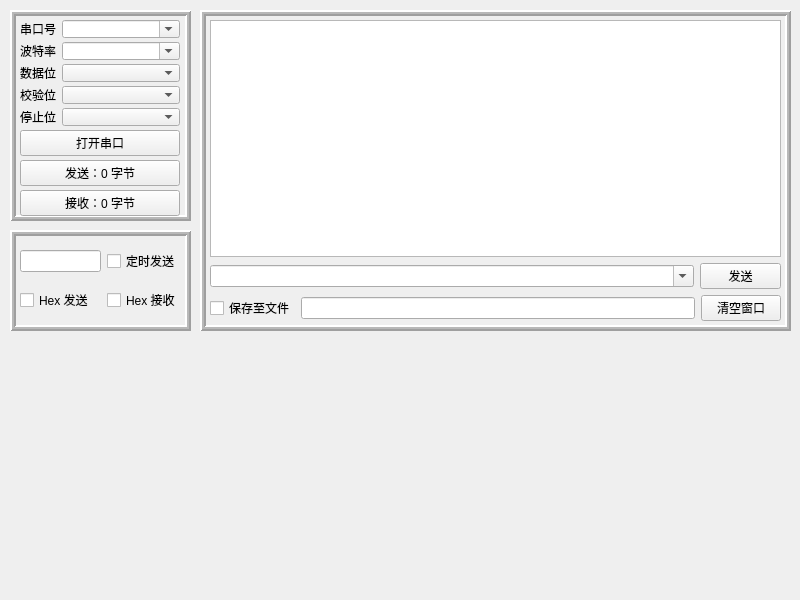
The window that form/frmcomtool.ui (KingChenFY/SerialPortTool) describes before a commit, drawn with Qt 5.
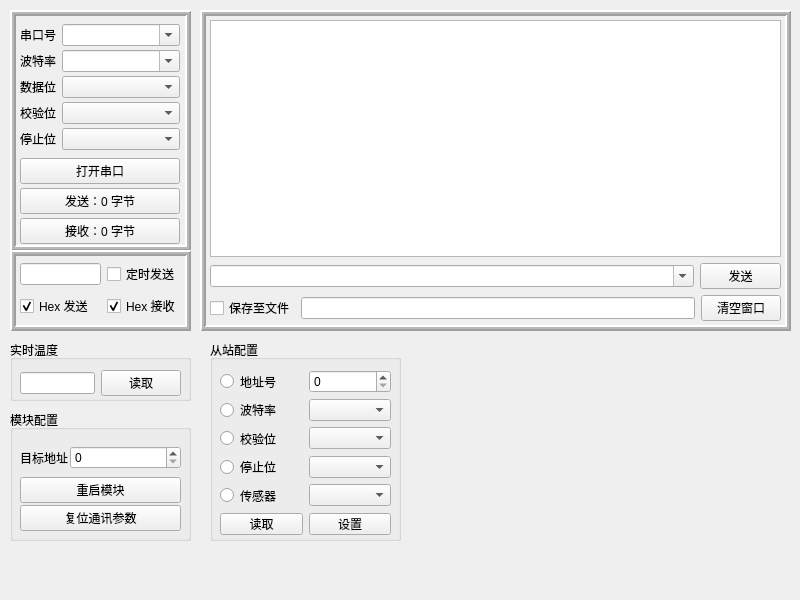
The same window after the commit.

Commit message: 增加RS68的温度读取功能，未打开串口读取会崩溃，代码待修改

```diff
--- a/form/frmcomtool.ui
+++ b/form/frmcomtool.ui
@@ -19,7 +19,7 @@
      <x>10</x>
      <y>10</y>
      <width>181</width>
-     <height>211</height>
+     <height>241</height>
     </rect>
    </property>
    <property name="frameShape">
@@ -40,7 +40,7 @@
       <x>10</x>
       <y>10</y>
       <width>160</width>
-      <height>196</height>
+      <height>224</height>
      </rect>
     </property>
     <layout class="QVBoxLayout" name="verticalLayout">
@@ -269,9 +269,9 @@
    <property name="geometry">
     <rect>
      <x>10</x>
-     <y>230</y>
+     <y>250</y>
      <width>181</width>
-     <height>101</height>
+     <height>81</height>
     </rect>
    </property>
    <property name="frameShape">
@@ -292,7 +292,7 @@
       <x>10</x>
       <y>10</y>
       <width>161</width>
-      <height>81</height>
+      <height>61</height>
      </rect>
     </property>
     <layout class="QGridLayout" name="gridLayout">
@@ -311,6 +311,9 @@
        <property name="text">
         <string>Hex 接收</string>
        </property>
+       <property name="checked">
+        <bool>true</bool>
+       </property>
       </widget>
      </item>
      <item row="1" column="0">
@@ -318,6 +321,9 @@
        <property name="text">
         <string>Hex 发送</string>
        </property>
+       <property name="checked">
+        <bool>true</bool>
+       </property>
       </widget>
      </item>
      <item row="0" column="0">
@@ -326,6 +332,202 @@
     </layout>
    </widget>
   </widget>
+  <widget class="QGroupBox" name="groupBox">
+   <property name="geometry">
+    <rect>
+     <x>210</x>
+     <y>340</y>
+     <width>191</width>
+     <height>201</height>
+    </rect>
+   </property>
+   <property name="title">
+    <string>从站配置</string>
+   </property>
+   <widget class="QWidget" name="gridLayoutWidget_2">
+    <property name="geometry">
+     <rect>
+      <x>10</x>
+      <y>30</y>
+      <width>171</width>
+      <height>165</height>
+     </rect>
+    </property>
+    <layout class="QGridLayout" name="gridLayout_2">
+     <property name="spacing">
+      <number>6</number>
+     </property>
+     <item row="0" column="1">
+      <widget class="QSpinBox" name="SpinBox_SlaveAddrNum"/>
+     </item>
+     <item row="2" column="1">
+      <widget class="QComboBox" name="comboBox_2"/>
+     </item>
+     <item row="1" column="1">
+      <widget class="QComboBox" name="comboBox"/>
+     </item>
+     <item row="1" column="0">
+      <widget class="QRadioButton" name="radioButton_2">
+       <property name="text">
+        <string>波特率</string>
+       </property>
+      </widget>
+     </item>
+     <item row="4" column="0">
+      <widget class="QRadioButton" name="radioButton_5">
+       <property name="text">
+        <string>传感器</string>
+       </property>
+      </widget>
+     </item>
+     <item row="4" column="1">
+      <widget class="QComboBox" name="comboBox_4"/>
+     </item>
+     <item row="0" column="0">
+      <widget class="QRadioButton" name="radioButton">
+       <property name="text">
+        <string>地址号</string>
+       </property>
+      </widget>
+     </item>
+     <item row="3" column="0">
+      <widget class="QRadioButton" name="radioButton_4">
+       <property name="text">
+        <string>停止位</string>
+       </property>
+      </widget>
+     </item>
+     <item row="2" column="0">
+      <widget class="QRadioButton" name="radioButton_3">
+       <property name="text">
+        <string>校验位</string>
+       </property>
+      </widget>
+     </item>
+     <item row="3" column="1">
+      <widget class="QComboBox" name="comboBox_3"/>
+     </item>
+     <item row="5" column="0">
+      <widget class="QPushButton" name="pushButton_5">
+       <property name="text">
+        <string>读取</string>
+       </property>
+      </widget>
+     </item>
+     <item row="5" column="1">
+      <widget class="QPushButton" name="pushButton_6">
+       <property name="text">
+        <string>设置</string>
+       </property>
+      </widget>
+     </item>
+    </layout>
+   </widget>
+  </widget>
+  <widget class="QGroupBox" name="groupBox_Temp">
+   <property name="geometry">
+    <rect>
+     <x>10</x>
+     <y>340</y>
+     <width>181</width>
+     <height>61</height>
+    </rect>
+   </property>
+   <property name="title">
+    <string>实时温度</string>
+   </property>
+   <widget class="QWidget" name="">
+    <property name="geometry">
+     <rect>
+      <x>10</x>
+      <y>30</y>
+      <width>161</width>
+      <height>26</height>
+     </rect>
+    </property>
+    <layout class="QHBoxLayout" name="horizontalLayout_6" stretch="2,1">
+     <property name="sizeConstraint">
+      <enum>QLayout::SetDefaultConstraint</enum>
+     </property>
+     <item>
+      <widget class="QLineEdit" name="lineEdit_TempValue">
+       <property name="readOnly">
+        <bool>true</bool>
+       </property>
+      </widget>
+     </item>
+     <item>
+      <widget class="QPushButton" name="pushButton_ReadTemp">
+       <property name="text">
+        <string>读取</string>
+       </property>
+      </widget>
+     </item>
+    </layout>
+   </widget>
+  </widget>
+  <widget class="QGroupBox" name="groupBox_3">
+   <property name="geometry">
+    <rect>
+     <x>10</x>
+     <y>410</y>
+     <width>181</width>
+     <height>131</height>
+    </rect>
+   </property>
+   <property name="title">
+    <string>模块配置</string>
+   </property>
+   <widget class="QWidget" name="">
+    <property name="geometry">
+     <rect>
+      <x>10</x>
+      <y>30</y>
+      <width>161</width>
+      <height>91</height>
+     </rect>
+    </property>
+    <layout class="QVBoxLayout" name="verticalLayout_3">
+     <property name="spacing">
+      <number>2</number>
+     </property>
+     <property name="topMargin">
+      <number>0</number>
+     </property>
+     <item>
+      <layout class="QFormLayout" name="formLayout">
+       <property name="formAlignment">
+        <set>Qt::AlignLeading|Qt::AlignLeft|Qt::AlignVCenter</set>
+       </property>
+       <item row="0" column="0">
+        <widget class="QLabel" name="Label_SendAddr">
+         <property name="text">
+          <string>目标地址</string>
+         </property>
+        </widget>
+       </item>
+       <item row="0" column="1">
+        <widget class="QSpinBox" name="SpinBox_SendAddr"/>
+       </item>
+      </layout>
+     </item>
+     <item>
+      <widget class="QPushButton" name="pushButton">
+       <property name="text">
+        <string>重启模块</string>
+       </property>
+      </widget>
+     </item>
+     <item>
+      <widget class="QPushButton" name="pushButton_2">
+       <property name="text">
+        <string>复位通讯参数</string>
+       </property>
+      </widget>
+     </item>
+    </layout>
+   </widget>
+  </widget>
  </widget>
  <resources/>
  <connections/>
```
The commit also changes 6 other files.
